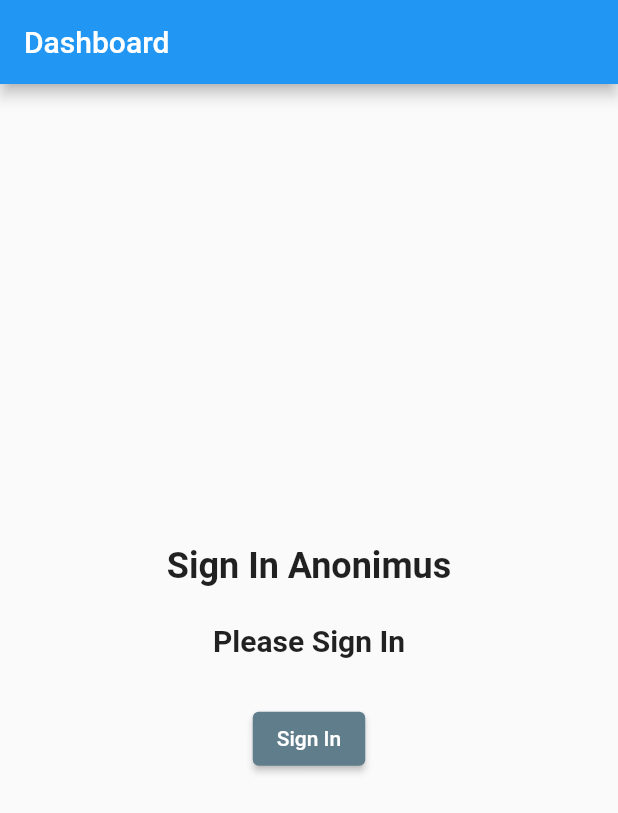
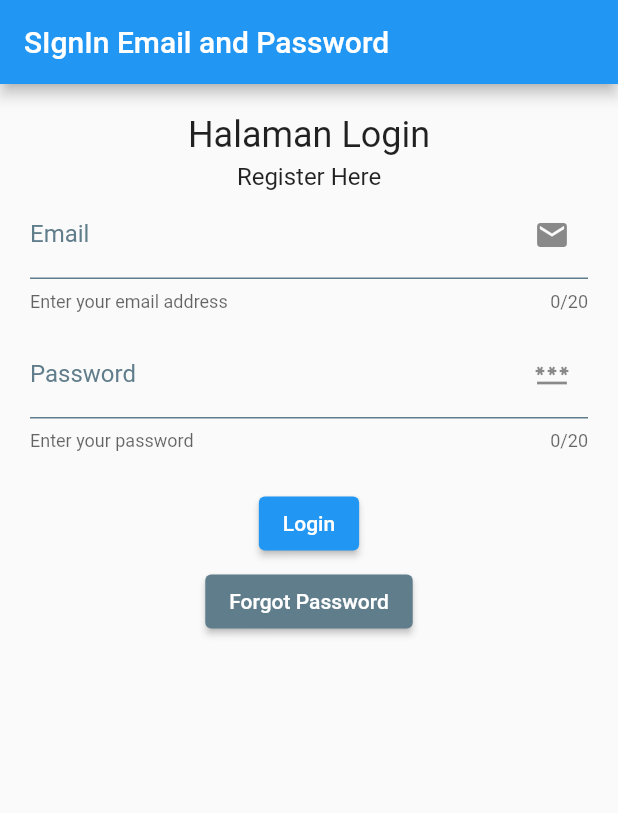
Before and after one commit to fahiem152/Firebase_Authentication, a Flutter app: the screen it shows after launch, on a phone screen of 412 x 824 dp. Shown: the top 813 px of the screen. Run offline on Flutter 3.47's test engine with Material 2 defaults, Android fonts, the phone set to English and light mode, and no system bars; our stand-ins replace firebase_auth, firebase_core; accounts and stored records are empty.

Commit message:
feat: implement sign in email and password

```diff
--- a/lib/anonimus_signin/anonimus_sign_page.dart
+++ b/lib/anonimus_signin/anonimus_sign_page.dart
@@ -1,5 +1,5 @@
 import 'package:firebase_auth/firebase_auth.dart';
-import 'package:firebase_core/firebase_core.dart';
+
 import 'package:flutter/material.dart';
 
 class AnonimusSignPage extends StatelessWidget {
--- a/lib/main.dart
+++ b/lib/main.dart
@@ -1,4 +1,5 @@
 import 'package:firebase_authentication/anonimus_signin/anonimus_sign_page.dart';
+import 'package:firebase_authentication/wmail_password_signin/email_password_signin_page.dart';
 import 'package:firebase_core/firebase_core.dart';
 import 'package:flutter/material.dart';
 
@@ -12,8 +13,8 @@ class MyApp extends StatelessWidget {
   const MyApp({super.key});
   @override
   Widget build(BuildContext context) {
-    return const MaterialApp(
-      home: AnonimusSignPage(),
+    return MaterialApp(
+      home: EmailPasswordSignInPage(),
     );
   }
 }
--- /dev/null
+++ b/lib/wmail_password_signin/email_password_signin_page.dart
@@ -0,0 +1,138 @@
+import 'package:firebase_auth/firebase_auth.dart';
+import 'package:firebase_authentication/wmail_password_signin/forgot_password_page.dart';
+import 'package:firebase_authentication/wmail_password_signin/home_page.dart';
+import 'package:firebase_authentication/wmail_password_signin/resgiter_email_password_page.dart';
+import 'package:flutter/material.dart';
+
+class EmailPasswordSignInPage extends StatelessWidget {
+  EmailPasswordSignInPage({super.key});
+  final emailController = TextEditingController();
+  final passwordController = TextEditingController();
+
+  @override
+  Widget build(BuildContext context) {
+    return Scaffold(
+      appBar: AppBar(
+        title: const Text("SIgnIn Email and Password"),
+        actions: const [],
+      ),
+      body: SingleChildScrollView(
+        child: Container(
+          padding: const EdgeInsets.all(20.0),
+          child: Column(
+            children: [
+              const Text(
+                "Halaman Login",
+                style: TextStyle(
+                  fontSize: 24.0,
+                ),
+              ),
+              const SizedBox(
+                height: 4.0,
+              ),
+              InkWell(
+                onTap: () => Navigator.push(
+                  context,
+                  MaterialPageRoute(
+                      builder: (context) => RegisterEmailPasswordPage()),
+                ),
+                child: const Text(
+                  "Register Here",
+                  style: TextStyle(
+                    fontSize: 16.0,
+                  ),
+                ),
+              ),
+              TextFormField(
+                maxLength: 20,
+                decoration: const InputDecoration(
+                  labelText: 'Email',
+                  labelStyle: TextStyle(
+                    color: Colors.blueGrey,
+                  ),
+                  suffixIcon: Icon(
+                    Icons.email,
+                  ),
+                  enabledBorder: UnderlineInputBorder(
+                    borderSide: BorderSide(
+                      color: Colors.blueGrey,
+                    ),
+                  ),
+                  helperText: 'Enter your email address',
+                ),
+                controller: emailController,
+              ),
+              const SizedBox(
+                height: 12.0,
+              ),
+              TextFormField(
+                maxLength: 20,
+                decoration: const InputDecoration(
+                  labelText: 'Password',
+                  labelStyle: TextStyle(
+                    color: Colors.blueGrey,
+                  ),
+                  suffixIcon: Icon(
+                    Icons.password,
+                  ),
+                  enabledBorder: UnderlineInputBorder(
+                    borderSide: BorderSide(
+                      color: Colors.blueGrey,
+                    ),
+                  ),
+                  helperText: 'Enter your password',
+                ),
+                controller: passwordController,
+              ),
+              const SizedBox(
+                height: 24.0,
+              ),
+              ElevatedButton(
+                style: ElevatedButton.styleFrom(
+                  backgroundColor: Colors.blue,
+                ),
+                onPressed: () async {
+                  try {
+                    await FirebaseAuth.instance.signInWithEmailAndPassword(
+                      email: emailController.text,
+                      password: passwordController.text,
+                    );
+                    User? user = FirebaseAuth.instance.currentUser;
+                    Navigator.pushReplacement(
+                      context,
+                      MaterialPageRoute(
+                          builder: (context) => HomePagePage(
+                                user: user!,
+                              )),
+                    );
+                  } on FirebaseAuthException catch (e) {
+                    final snackBar = SnackBar(
+                      content: Text('${e.message}'),
+                    );
+                    ScaffoldMessenger.of(context).showSnackBar(snackBar);
+                  }
+                },
+                child: const Text("Login"),
+              ),
+              const SizedBox(
+                height: 4.0,
+              ),
+              ElevatedButton(
+                style: ElevatedButton.styleFrom(
+                  backgroundColor: Colors.blueGrey,
+                ),
+                onPressed: () {
+                  Navigator.push(
+                    context,
+                    MaterialPageRoute(builder: (context) => ForgotPassword()),
+                  );
+                },
+                child: const Text("Forgot Password"),
+              ),
+            ],
+          ),
+        ),
+      ),
+    );
+  }
+}
```
Also changed, not shown: lib/wmail_password_signin/forgot_password_page.dart (added, +79 -0 lines), lib/wmail_password_signin/home_page.dart (added, +68 -0 lines), lib/wmail_password_signin/resgiter_email_password_page.dart (added, +107 -0 lines).
